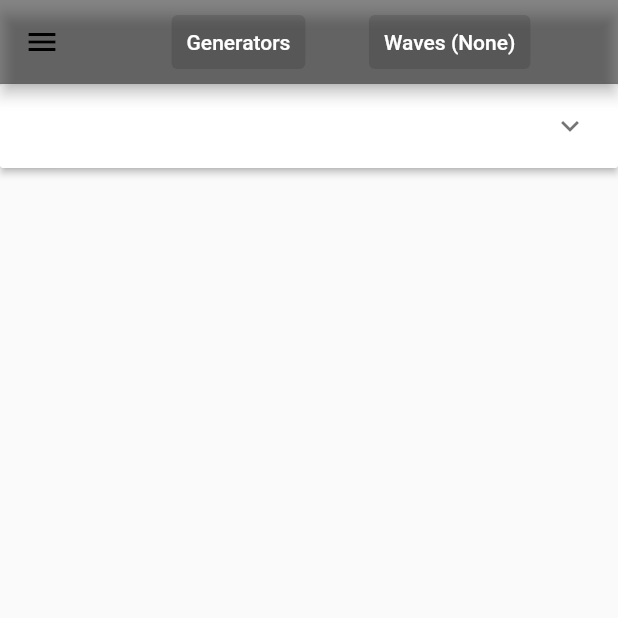
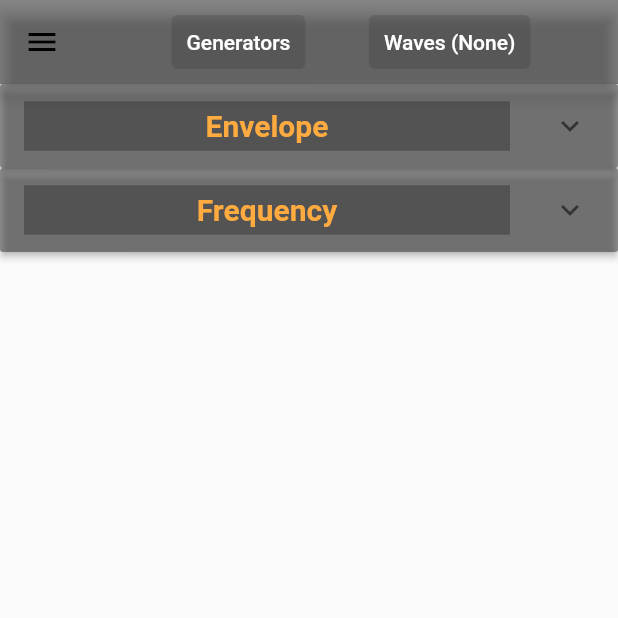
Before and after one commit to wdevore/RetroVibrato, a Flutter app: the screen it shows after launch, on a phone screen of 412 x 824 dp, the top half of it. Run offline on Flutter 3.47's test engine with Material 2 defaults, Android fonts, the phone set to English and light mode, and no system bars.

Commit message:
first draft of settings panels

```diff
--- a/lib/main.dart
+++ b/lib/main.dart
@@ -1,8 +1,10 @@
 import 'package:flutter/material.dart';
-import 'package:retro_vibrato/view/choice_provider.dart';
+import 'package:retro_vibrato/model/settings_model.dart';
+import 'package:retro_vibrato/model/settings_provider.dart';
+import 'package:retro_vibrato/model/choice_provider.dart';
 import 'package:retro_vibrato/view/appbar_row.dart';
 import 'package:retro_vibrato/view/custom_slider_thumb_rect.dart';
-import 'package:retro_vibrato/view/expansion_panel.dart';
+import 'package:retro_vibrato/view/settings_panels.dart';
 
 void main() {
   runApp(FSfxrApp());
@@ -53,16 +55,6 @@ class _FSfxrHomePageState extends State<FSfxrHomePage> {
     );
   }
 
-  // A button child will call this with its "id"
-  // void _appBarChoise(AppBarChoise id) {
-  //   final provider = ChoiceProvider.of(context);
-
-  //   setState(() {
-  //     provider.buttonModel.id = id;
-  //     // _activeButton = id;
-  //   });
-  // }
-
   AppBar _buildAppBar() {
     return AppBar(
       backgroundColor: Colors.black45,
@@ -110,30 +102,43 @@ class _FSfxrHomePageState extends State<FSfxrHomePage> {
     );
   }
 
-  Center _buildBody() {
-    return Center(
-      child: Column(
-        // Invoke "debug painting" (press "p" in the console, choose the
-        // "Toggle Debug Paint" action from the Flutter Inspector in Android
-        // Studio, or the "Toggle Debug Paint" command in Visual Studio Code)
-        // to see the wireframe for each widget.
-        //
-        // Column has various properties to control how it sizes itself and
-        // how it positions its children. Here we use mainAxisAlignment to
-        // center the children vertically; the main axis here is the vertical
-        // axis because Columns are vertical (the cross axis would be
-        // horizontal).
-        mainAxisAlignment: MainAxisAlignment.center,
-        children: <Widget>[
-          _buildCustomSlider(),
-        ],
-      ),
-    );
+  SettingsProvider _buildExpansionPanelBody() {
+    return SettingsProvider(child: SettingsPanels());
   }
 
-  SliderExpansionPanel _buildExpansionPanelBody() {
-    return SliderExpansionPanel();
-  }
+  // SliderTheme _buildCustomSlider(EnvelopeSettings env) {
+  //   print('build slider : ${env.attack}');
+  //   return SliderTheme(
+  //     data: SliderTheme.of(context).copyWith(
+  //       activeTrackColor: Colors.blue[700],
+  //       inactiveTrackColor: Colors.blue[700],
+  //       trackShape: RectangularSliderTrackShape(),
+  //       trackHeight: 10.0,
+  //       thumbColor: Colors.white,
+  //       thumbShape: CustomSliderThumbRect(
+  //         thumbRadius: 15.0,
+  //         thumbHeight: 25,
+  //         min: 0,
+  //         max: 100,
+  //         sliderValue: env.attack,
+  //       ),
+  //       overlayColor: Colors.blue.withAlpha(32),
+  //       overlayShape: RoundSliderOverlayShape(overlayRadius: 28.0),
+  //     ),
+  //     child: Slider(
+  //       value: env.attack,
+  //       min: 0.0,
+  //       max: 1.0,
+  //       divisions: 100,
+  //       onChanged: (value) {
+  //         setState(() {
+  //           print('val: $env.attack');
+  //           env.attack = value;
+  //         });
+  //       },
+  //     ),
+  //   );
+  // }
 
   SliderTheme _buildBasicSlider() {
     return SliderTheme(
@@ -153,37 +158,7 @@ class _FSfxrHomePageState extends State<FSfxrHomePage> {
         max: 100,
         divisions: 5,
         onChanged: (value) {
-          setState(() {
-            _currentSliderValue = value;
-          });
-        },
-      ),
-    );
-  }
-
-  SliderTheme _buildCustomSlider() {
-    return SliderTheme(
-      data: SliderTheme.of(context).copyWith(
-        activeTrackColor: Colors.blue[700],
-        inactiveTrackColor: Colors.blue[700],
-        trackShape: RectangularSliderTrackShape(),
-        trackHeight: 10.0,
-        thumbColor: Colors.white,
-        thumbShape: CustomSliderThumbRect(
-          thumbRadius: 15.0,
-          thumbHeight: 25,
-          min: 0,
-          max: 100,
-        ),
-        overlayColor: Colors.blue.withAlpha(32),
-        overlayShape: RoundSliderOverlayShape(overlayRadius: 28.0),
-      ),
-      child: Slider(
-        value: _currentSliderValue,
-        min: 0.0,
-        max: 1.0,
-        divisions: 100,
-        onChanged: (value) {
+          print('basic value: $value');
           setState(() {
             _currentSliderValue = value;
           });
--- /dev/null
+++ b/lib/model/settings_model.dart
@@ -0,0 +1,111 @@
+class Field {
+  double min = 0.0;
+  double max = 1.0;
+  double value = 0.0;
+  String label = "";
+  Field(this.min, this.max, this.value, this.label);
+}
+
+class EnvelopeSettings {
+  final String title = "Envelope";
+  bool isExpanded = false;
+  final Field attack = Field(0.0, 1.0, 0.75, "Attack");
+  final Field sustain = Field(0.0, 1.0, 0.5, "Sustain");
+  final Field punch = Field(0.0, 1.0, 0.25, "Punch");
+  final Field decay = Field(0.0, 1.0, 0.0, "Decay");
+}
+
+class FrequencySettings {
+  final String title = "Frequency";
+  bool isExpanded = false;
+  final Field frequency = Field(0.0, 1.0, 0.75, "Frequency");
+  final Field minCutoff = Field(0.0, 1.0, 0.5, "MinCutoff");
+  final Field slide = Field(0.0, 1.0, 0.25, "Slide");
+  final Field deltaSlide = Field(0.0, 1.0, 0.0, "DeltaSlide");
+}
+
+class VibratoSettings {
+  bool expanded = false;
+  double depth = 0.0;
+  double speed = 0.0;
+}
+
+class ArpeggiationSettings {
+  bool expanded = false;
+  double multiplier = 0.0;
+  double speed = 0.0;
+}
+
+class DutyCycleSettings {
+  bool expanded = false;
+  double dutyCycle = 0.0;
+  double sweep = 0.0;
+}
+
+class RetriggerSettings {
+  bool expanded = false;
+  double rate = 0.0;
+}
+
+class FlangerSettings {
+  bool expanded = false;
+  double offset = 0.0;
+  double sweep = 0.0;
+}
+
+class LowPassFilterSettings {
+  bool expanded = false;
+  double cutoffFreq = 0.0;
+  double cutoffSweep = 0.0;
+  double resonance = 0.0;
+}
+
+class HighPassFilterSettings {
+  bool expanded = false;
+  double cutoffFreq = 0.0;
+  double cutoffSweep = 0.0;
+}
+
+class SettingsModel {
+  final envelopeSettings = EnvelopeSettings();
+  final frequencySettings = FrequencySettings();
+  final vibratoSettings = VibratoSettings();
+  final arpeggiationSettings = ArpeggiationSettings();
+  final dutyCycleSettings = DutyCycleSettings();
+  final retriggerSettings = RetriggerSettings();
+  final flangerSettings = FlangerSettings();
+  final lowPassFilterSettings = LowPassFilterSettings();
+  final highPassFilterSettings = HighPassFilterSettings();
+
+  void setV(double value, int field) {
+    switch (field) {
+      case 0:
+        envelopeSettings.attack.value = value;
+        break;
+      case 1:
+        envelopeSettings.sustain.value = value;
+        break;
+      case 2:
+        envelopeSettings.punch.value = value;
+        break;
+      case 3:
+        envelopeSettings.decay.value = value;
+        break;
+    }
+  }
+
+  double getV(int field) {
+    switch (field) {
+      case 0:
+        return envelopeSettings.attack.value;
+      case 1:
+        return envelopeSettings.sustain.value;
+      case 2:
+        return envelopeSettings.punch.value;
+      case 3:
+        return envelopeSettings.decay.value;
+      default:
+        return 0.0;
+    }
+  }
+}
--- /dev/null
+++ b/lib/model/settings_provider.dart
@@ -0,0 +1,21 @@
+import 'package:flutter/material.dart';
+import 'package:retro_vibrato/model/settings_model.dart';
+
+class SettingsProvider extends InheritedWidget {
+  final settingsModel = SettingsModel();
+
+  SettingsProvider({Key? key, required Widget child})
+      : super(key: key, child: child);
+
+  @override
+  bool updateShouldNotify(InheritedWidget oldWidget) => true;
+
+  static SettingsProvider of(BuildContext context) {
+    final SettingsProvider? provider =
+        context.dependOnInheritedWidgetOfExactType<SettingsProvider>();
+
+    assert(provider != null, 'No Settings provider found in context');
+
+    return provider!;
+  }
+}
--- /dev/null
+++ b/lib/model/slider_model.dart
@@ -0,0 +1,12 @@
+// stores ExpansionPanel state information
+class Item {
+  Item({
+    required this.headerValue,
+    required this.expandedValue, // List of Sliders in a single panel
+    this.isExpanded = false,
+  });
+
+  String headerValue;
+  double expandedValue;
+  bool isExpanded;
+}
--- a/lib/view/appbar_generators_button.dart
+++ b/lib/view/appbar_generators_button.dart
@@ -1,5 +1,5 @@
 import 'package:flutter/material.dart';
-import 'package:retro_vibrato/view/choice_provider.dart';
+import 'package:retro_vibrato/model/choice_provider.dart';
 import 'appbar_choice.dart';
 
 class AppBarGeneratorsButton extends StatefulWidget {
--- a/lib/view/appbar_row.dart
+++ b/lib/view/appbar_row.dart
@@ -2,7 +2,7 @@ import 'package:flutter/material.dart';
 import 'appbar_choice.dart';
 import 'appbar_generators_button.dart';
 import 'appbar_waveforms_button.dart';
-import 'choice_provider.dart';
+import '../model/choice_provider.dart';
 
 class AppBarRow extends StatefulWidget {
   AppBarRow({Key? key}) : super(key: key);
--- a/lib/view/appbar_waveforms_button.dart
+++ b/lib/view/appbar_waveforms_button.dart
@@ -1,5 +1,5 @@
 import 'package:flutter/material.dart';
-import 'package:retro_vibrato/view/choice_provider.dart';
+import 'package:retro_vibrato/model/choice_provider.dart';
 import 'appbar_choice.dart';
 
 class AppBarWaveFormsButton extends StatefulWidget {
@@ -31,8 +31,6 @@ class _AppBarWaveFormsButtonState extends State<AppBarWaveFormsButton> {
   ChoiceCallback choiceCallback;
   WaveFormCallback waveFormCallback;
 
-  WaveForms? _waveFormsSelected = WaveForms.Sine;
-
   _AppBarWaveFormsButtonState(
     this.id,
     this.caption,
@@ -45,12 +43,13 @@ class _AppBarWaveFormsButtonState extends State<AppBarWaveFormsButton> {
     return provider.buttonModel.id == id ? Colors.orange : Colors.black12;
   }
 
-  String _getWave(WaveForms wave) => wave.toString().split('.')[1];
+  String _getWave(WaveForms wave) => wave.toString().split('.').last;
 
   @override
   Widget build(BuildContext context) {
     final provider = ChoiceProvider.of(context);
-    String cap = caption + ' (${_getWave(provider.buttonModel.selectedWave)})';
+    final String cap =
+        caption + ' (${_getWave(provider.buttonModel.selectedWave)})';
 
     return TextButton(
       onPressed: () {
@@ -67,7 +66,8 @@ class _AppBarWaveFormsButtonState extends State<AppBarWaveFormsButton> {
   }
 
   _displayDialog(BuildContext context) async {
-    _waveFormsSelected = await showDialog(
+    // _waveFormsSelected =
+    await showDialog(
       context: context,
       builder: (BuildContext context) {
         return Container(
--- a/lib/view/custom_slider_thumb_rect.dart
+++ b/lib/view/custom_slider_thumb_rect.dart
@@ -5,14 +5,16 @@ import 'package:flutter/material.dart';
 class CustomSliderThumbRect extends SliderComponentShape {
   final double thumbRadius;
   final int thumbHeight;
-  final int min;
-  final int max;
+  final double min;
+  final double max;
+  final double sliderValue;
 
   const CustomSliderThumbRect({
     required this.thumbRadius,
     required this.thumbHeight,
     required this.min,
     required this.max,
+    required this.sliderValue,
   });
 
   @override
@@ -56,12 +58,15 @@ class CustomSliderThumbRect extends SliderComponentShape {
             fontWeight: FontWeight.w700,
             color: sliderTheme?.thumbColor,
             height: 1),
-        text: '${getValue(value)}');
+        text: '${getValue(sliderValue)}');
+
     TextPainter tp = new TextPainter(
         text: span,
         textAlign: TextAlign.left,
         textDirection: TextDirection.ltr);
+
     tp.layout();
+
     Offset textCenter =
         Offset(center.dx - (tp.width / 2), center.dy - (tp.height / 2));
 
--- a/lib/view/expansion_panel.dart
+++ /dev/null
@@ -1,85 +0,0 @@
-import 'package:flutter/material.dart';
-
-// stores ExpansionPanel state information
-class Item {
-  Item({
-    required this.expandedValue, // List of Sliders
-    required this.headerValue,
-    this.isExpanded = false,
-  });
-
-  String expandedValue;
-  String headerValue;
-  bool isExpanded;
-}
-
-List<Item> generateItems(int numberOfItems) {
-  // return List<Item>.generate(numberOfItems, (int index) {
-  //   return Item(
-  //     headerValue: 'Panel $index',
-  //     expandedValue: 'This is item number $index',
-  //   );
-  // }
-  // );
-
-  List<Item> settings = [
-    Item(
-      headerValue: '',
-      expandedValue: '',
-    ),
-  ];
-
-  return settings;
-}
-
-/// This is the stateful widget that the main application instantiates.
-class SliderExpansionPanel extends StatefulWidget {
-  const SliderExpansionPanel({Key? key}) : super(key: key);
-
-  @override
-  State<SliderExpansionPanel> createState() => _SliderExpansionPanelState();
-}
-
-/// This is the private State class that goes with MyStatefulWidget.
-class _SliderExpansionPanelState extends State<SliderExpansionPanel> {
-  final List<Item> _data = generateItems(8);
-
-  @override
-  Widget build(BuildContext context) {
-    return SingleChildScrollView(
-      child: Container(
-        child: _buildPanel(),
-      ),
-    );
-  }
-
-  Widget _buildPanel() {
-    return ExpansionPanelList(
-      expansionCallback: (int index, bool isExpanded) {
-        setState(() {
-          _data[index].isExpanded = !isExpanded;
-        });
-      },
-      children: _data.map<ExpansionPanel>((Item item) {
-        return ExpansionPanel(
-          headerBuilder: (BuildContext context, bool isExpanded) {
-            return ListTile(
-              title: Text(item.headerValue),
-            );
-          },
-          body: ListTile(
-              title: Text(item.expandedValue),
-              subtitle:
-                  const Text('To delete this panel, tap the trash can icon'),
-              trailing: const Icon(Icons.delete),
-              onTap: () {
-                setState(() {
-                  _data.removeWhere((Item currentItem) => item == currentItem);
-                });
-              }),
-          isExpanded: item.isExpanded,
-        );
-      }).toList(),
-    );
-  }
-}
--- /dev/null
+++ b/lib/view/settings_panels.dart
@@ -0,0 +1,171 @@
+import 'package:flutter/material.dart';
+import 'package:retro_vibrato/model/settings_model.dart';
+import 'package:retro_vibrato/model/settings_provider.dart';
+import 'package:retro_vibrato/view/custom_slider_thumb_rect.dart';
+
+class SettingsPanels extends StatefulWidget {
+  SettingsPanels({Key? key}) : super(key: key);
+
+  @override
+  _SettingsPanelsState createState() => _SettingsPanelsState();
+}
+
+class _SettingsPanelsState extends State<SettingsPanels> {
+  @override
+  Widget build(BuildContext context) {
+    final provider = SettingsProvider.of(context);
+    SettingsModel data = provider.settingsModel;
+
+    return SingleChildScrollView(
+      child: Column(
+        children: [
+          _buildEnvelopeExpansionPanelList(data.envelopeSettings),
+          _buildFrequencyExpansionPanelList(data.frequencySettings),
+        ],
+      ),
+    );
+  }
+
+  // Each list has several ExpansionPanels in it
+  ExpansionPanelList _buildEnvelopeExpansionPanelList(EnvelopeSettings env) {
+    return ExpansionPanelList(
+        expandedHeaderPadding: EdgeInsets.zero,
+        dividerColor: Colors.white,
+        animationDuration: Duration(milliseconds: 150),
+        expansionCallback: (int index, bool isExpanded) {
+          setState(() {
+            env.isExpanded = !isExpanded;
+          });
+        },
+        children: [
+          ExpansionPanel(
+            backgroundColor: Colors.black38,
+            headerBuilder: (BuildContext context, bool isExpanded) {
+              return _buildTitle(env.title);
+            },
+            body: Column(
+              children: [
+                _buildSliderRow(env.attack),
+                _buildSliderRow(env.sustain),
+                _buildSliderRow(env.punch),
+                _buildSliderRow(env.decay),
+              ],
+            ),
+            isExpanded: env.isExpanded,
+          ),
+        ]);
+  }
+
+  ExpansionPanelList _buildFrequencyExpansionPanelList(FrequencySettings env) {
+    return ExpansionPanelList(
+        expandedHeaderPadding: EdgeInsets.zero,
+        dividerColor: Colors.white,
+        animationDuration: Duration(milliseconds: 150),
+        expansionCallback: (int index, bool isExpanded) {
+          setState(() {
+            env.isExpanded = !isExpanded;
+          });
+        },
+        children: [
+          ExpansionPanel(
+            backgroundColor: Colors.black38,
+            headerBuilder: (BuildContext context, bool isExpanded) {
+              return _buildTitle(env.title);
+            },
+            body: Column(
+              children: [
+                _buildSliderRow(env.frequency),
+                _buildSliderRow(env.minCutoff),
+                _buildSliderRow(env.slide),
+                _buildSliderRow(env.deltaSlide),
+              ],
+            ),
+            isExpanded: env.isExpanded,
+          ),
+        ]);
+  }
+
+  ListTile _buildTitle(String title) {
+    return ListTile(
+      isThreeLine: false,
+      title: Container(
+        alignment: Alignment.center,
+        color: Colors.black26,
+        padding: EdgeInsets.only(top: 5, bottom: 5),
+        child: Text(
+          title,
+          style: TextStyle(
+            fontSize: 20,
+            fontWeight: FontWeight.bold,
+            color: Colors.orangeAccent,
+          ),
+        ),
+      ),
+    );
+  }
+
+  Align _buildSliderLabel(String label) {
+    return Align(
+      alignment: Alignment.centerRight,
+      child: Text(
+        label,
+        style: TextStyle(
+          color: Colors.white,
+        ),
+      ),
+    );
+  }
+
+// ------------------------------------------------------------------
+  Container _buildSliderRow(Field data) {
+    return Container(
+      height: 30,
+      child: Row(
+        children: [
+          Expanded(
+            flex: 1,
+            child: _buildSliderLabel(data.label),
+          ),
+          Expanded(
+            flex: 4,
+            child: _buildSlider(data),
+          ),
+        ],
+      ),
+    );
+  }
+
+  SliderTheme _buildSlider(
+    Field data,
+  ) {
+    return SliderTheme(
+      data: SliderTheme.of(context).copyWith(
+        activeTrackColor: Colors.blue[700],
+        inactiveTrackColor: Colors.blue[700],
+        trackShape: RectangularSliderTrackShape(),
+        trackHeight: 5.0,
+        thumbColor: Colors.white,
+        thumbShape: CustomSliderThumbRect(
+          thumbRadius: 15.0,
+          thumbHeight: 25,
+          min: data.min,
+          max: data.max,
+          sliderValue: data.value,
+        ),
+        overlayColor: Colors.blue.withAlpha(32),
+        overlayShape: RoundSliderOverlayShape(overlayRadius: 28.0),
+      ),
+      child: Slider(
+        value: data.value,
+        min: data.min,
+        max: data.max,
+        divisions: 200,
+        onChanged: (value) {
+          setState(() {
+            data.value = value;
+          });
+        },
+      ),
+    );
+  }
+}
```
Also changed, not shown: lib/view/slider_expansion_panel.dart (added, +137 -0 lines), lib/model/choice_provider.dart (renamed from lib/view/choice_provider.dart).
